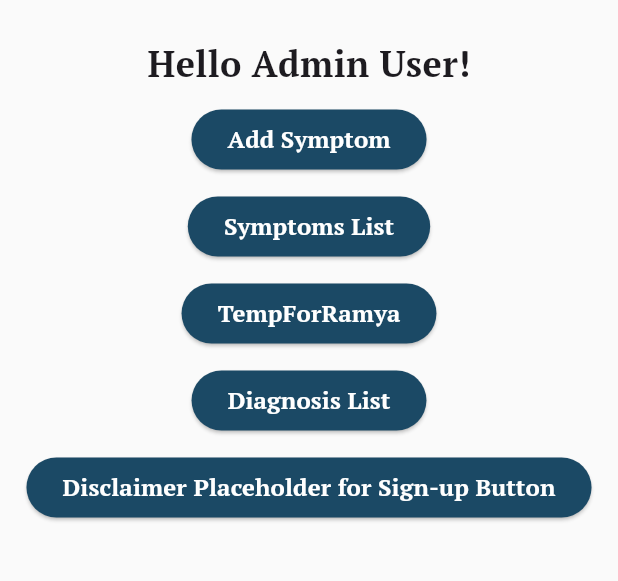
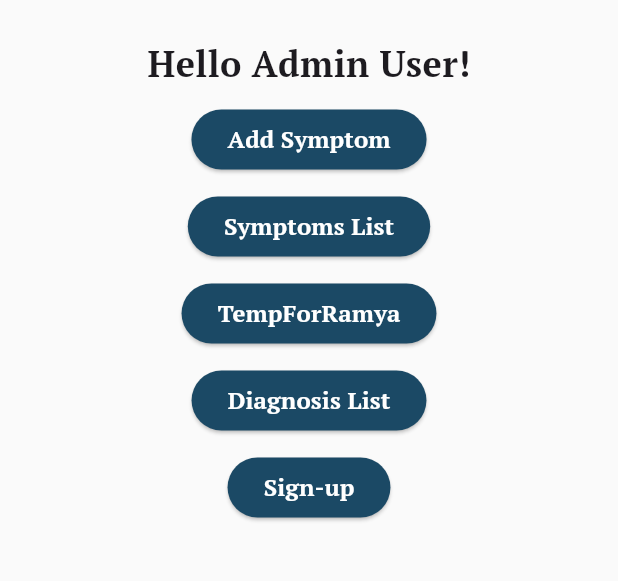
Before and after one commit to harshithlanka3/SAME-3311, a Flutter app: the screen it shows after launch, on a phone screen of 412 x 824 dp, the part 84-665 px from its top. Run offline on Flutter 3.47's test engine with Material 3 defaults, Android fonts, the phone set to English and light mode, and no system bars; our stand-ins replace fluttertoast, multi_select_flutter.

Commit message:
Connected disclaimer pop-up to sign-up page

```diff
--- a/frontend/s_a_m_e/lib/admin.dart
+++ b/frontend/s_a_m_e/lib/admin.dart
@@ -51,7 +51,7 @@ class Admin extends StatelessWidget {
                       Navigator.push(
                         context,
                         MaterialPageRoute(
-                          builder: (context) => const Admin(),
+                          builder: (context) => const SignUpPage(),
                         ),
                       );
                     } else {
@@ -175,7 +175,7 @@ class Admin extends StatelessWidget {
                 foregroundColor: MaterialStatePropertyAll<Color>(white),
                 backgroundColor: MaterialStatePropertyAll<Color>(navy),
               ),
-              child: const Text('Disclaimer Placeholder for Sign-up Button', style: TextStyle(fontWeight: FontWeight.bold, fontSize: 16.0)),
+              child: const Text('Sign-up', style: TextStyle(fontWeight: FontWeight.bold, fontSize: 16.0)),
               onPressed: () {
                 // Show the disclaimer dialog when this button is pressed
                 _showDisclaimerDialog(context);
@@ -188,4 +188,4 @@ class Admin extends StatelessWidget {
   }
 }
 
-String disclaimer = "This application is for general informational purposes only and is not intended to be a substitute for professional medical advice. The information provided should not be considered as medical advice, and we do not guarantee its accuracy.\nOur application is a guideline, and individual cases may vary.\n\nWe are not liable for any loss or damage arising from the use of this information. Consult with qualified healthcare professionals for advice tailored to your specific circumstances.\n\nBy using this application, you agree to these terms. S.A.M.E. is not responsible for errors or omissions. Use this application responsibly and in accordance with applicable laws.\n";
+String disclaimer = "This application is for general informational purposes only and is not intended to be a substitute for professional medical advice. The information provided should not be considered as medical advice, and we do not guarantee its accuracy. Our application is a guideline, and individual cases may vary.\n\nWe are not liable for any loss or damage arising from the use of this information. Consult with qualified healthcare professionals for advice tailored to your specific circumstances.\n\nBy using this application, you agree to these terms. S.A.M.E. is not responsible for errors or omissions. Use this application responsibly and in accordance with applicable laws.\n";
```
